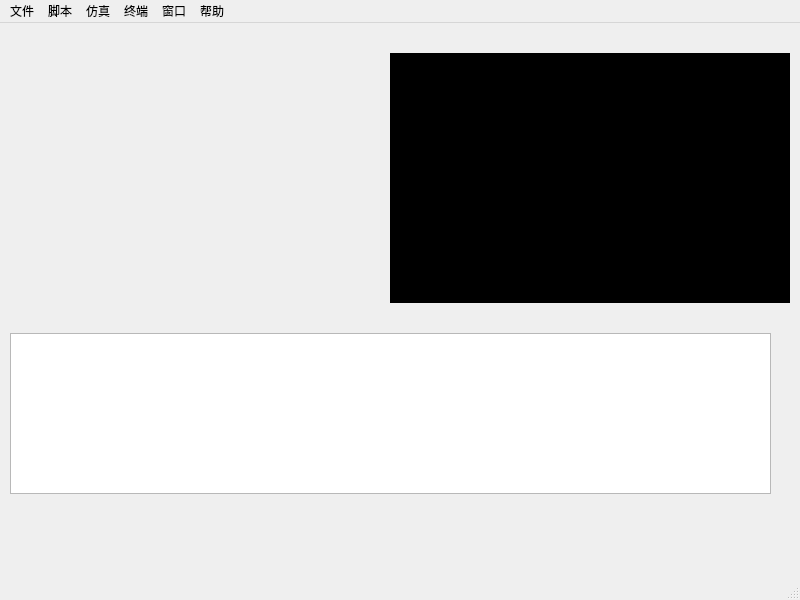
creeper12356/guide_software, file experiment/src/mainpage.ui: the form before one commit.
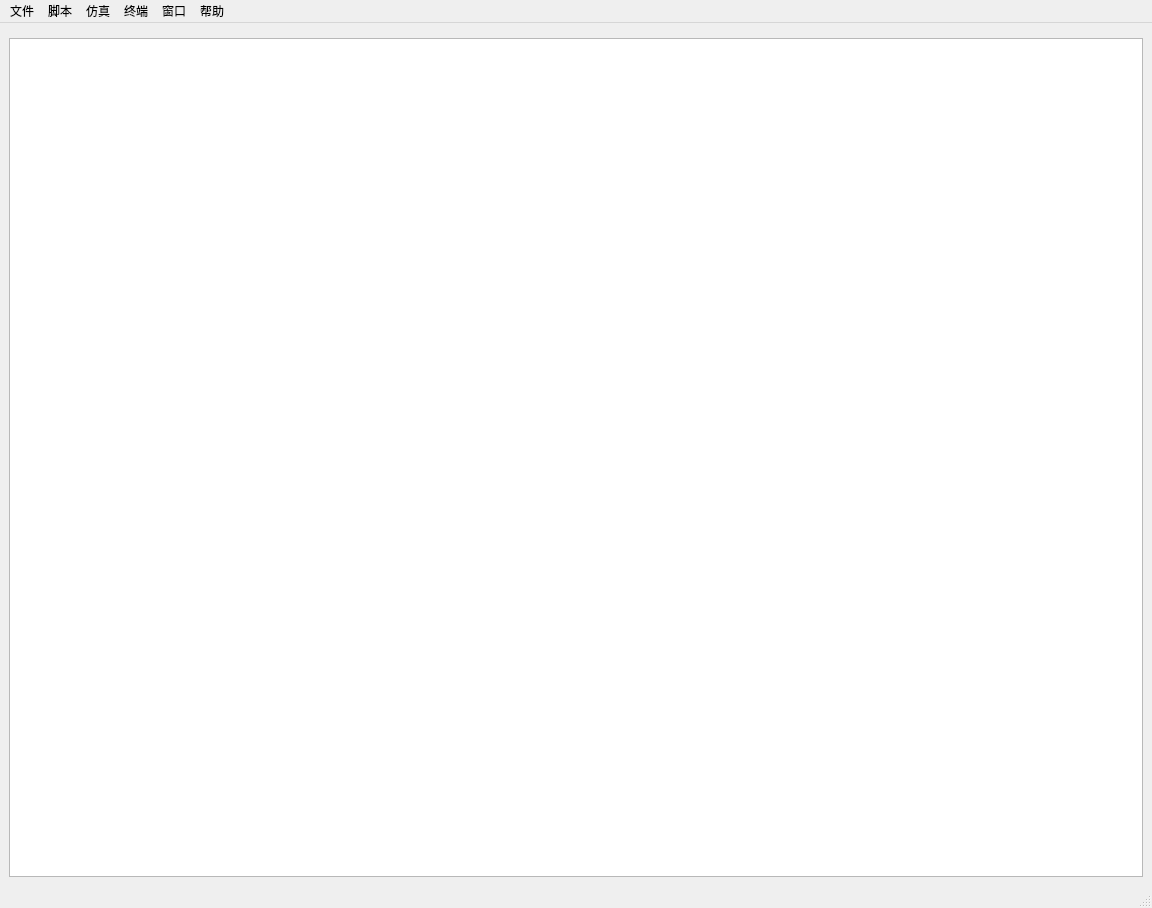
The form after the commit. Icons and pictures are not drawn. Custom widgets are drawn as their Qt base class.

Commit message: simplify mainpage.ui file , move something to code

What changed in the file:
```diff
--- a/experiment/src/mainpage.ui
+++ b/experiment/src/mainpage.ui
@@ -6,8 +6,8 @@
    <rect>
     <x>0</x>
     <y>0</y>
-    <width>800</width>
-    <height>600</height>
+    <width>1152</width>
+    <height>908</height>
    </rect>
   </property>
   <property name="windowTitle">
@@ -17,73 +17,21 @@
    <enum>Qt::ToolButtonIconOnly</enum>
   </property>
   <widget class="QWidget" name="centralwidget">
-   <widget class="QTextBrowser" name="terminal_reflect">
-    <property name="geometry">
-     <rect>
-      <x>390</x>
-      <y>30</y>
-      <width>400</width>
-      <height>250</height>
-     </rect>
-    </property>
-    <property name="minimumSize">
-     <size>
-      <width>400</width>
-      <height>250</height>
-     </size>
-    </property>
-    <property name="maximumSize">
-     <size>
-      <width>600</width>
-      <height>400</height>
-     </size>
-    </property>
-    <property name="font">
-     <font>
-      <pointsize>10</pointsize>
-     </font>
-    </property>
-    <property name="styleSheet">
-     <string notr="true">QTextBrowser{color:white;background:black}</string>
-    </property>
-   </widget>
-   <widget class="ChoiceWidget" name="choice_widget" native="true">
-    <property name="geometry">
-     <rect>
-      <x>30</x>
-      <y>30</y>
-      <width>331</width>
-      <height>251</height>
-     </rect>
-    </property>
-    <widget class="ImageDisplay" name="heat_map" native="true">
-     <property name="geometry">
-      <rect>
-       <x>150</x>
-       <y>40</y>
-       <width>421</width>
-       <height>301</height>
-      </rect>
-     </property>
-    </widget>
-   </widget>
-   <widget class="QTextBrowser" name="log_browser">
-    <property name="geometry">
-     <rect>
-      <x>10</x>
-      <y>310</y>
-      <width>761</width>
-      <height>161</height>
-     </rect>
-    </property>
-   </widget>
+   <layout class="QVBoxLayout" name="verticalLayout">
+    <item>
+     <widget class="ImageDisplay" name="heat_map" native="true"/>
+    </item>
+    <item>
+     <widget class="QTextBrowser" name="log_browser"/>
+    </item>
+   </layout>
   </widget>
   <widget class="QMenuBar" name="menubar">
    <property name="geometry">
     <rect>
      <x>0</x>
      <y>0</y>
-     <width>800</width>
+     <width>1152</width>
      <height>28</height>
     </rect>
    </property>
@@ -257,12 +205,6 @@
   </action>
  </widget>
  <customwidgets>
-  <customwidget>
-   <class>ChoiceWidget</class>
-   <extends>QWidget</extends>
-   <header>choicewidget.h</header>
-   <container>1</container>
-  </customwidget>
   <customwidget>
    <class>ImageDisplay</class>
    <extends>QWidget</extends>
```
The commit also changes 6 other files.
